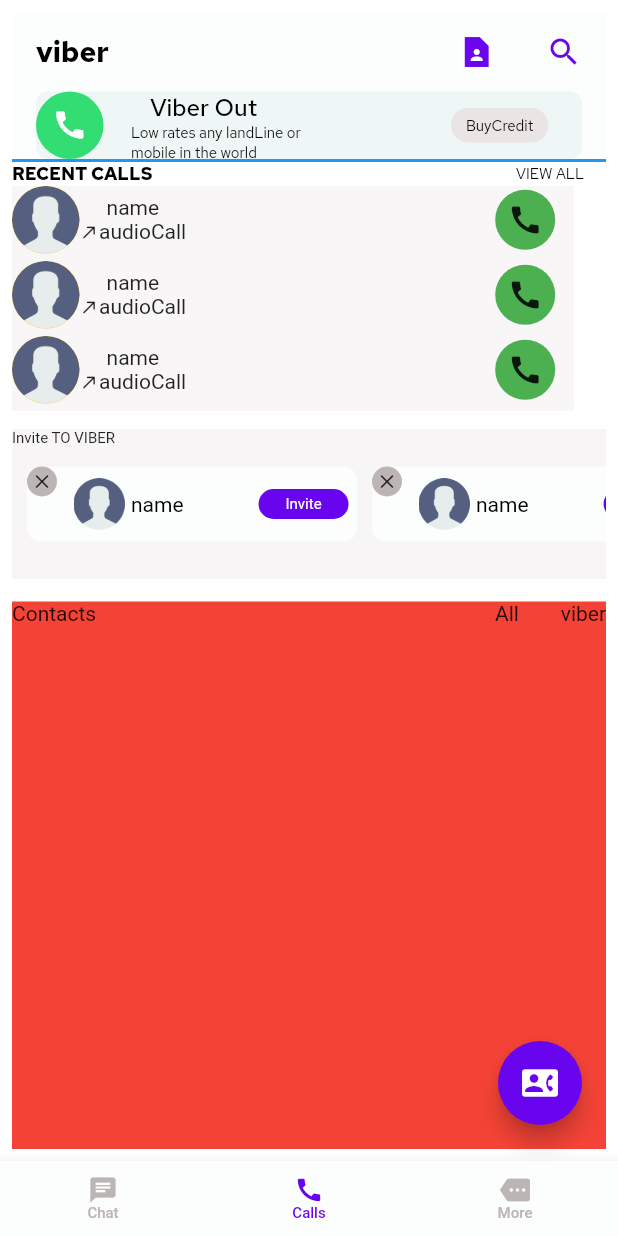
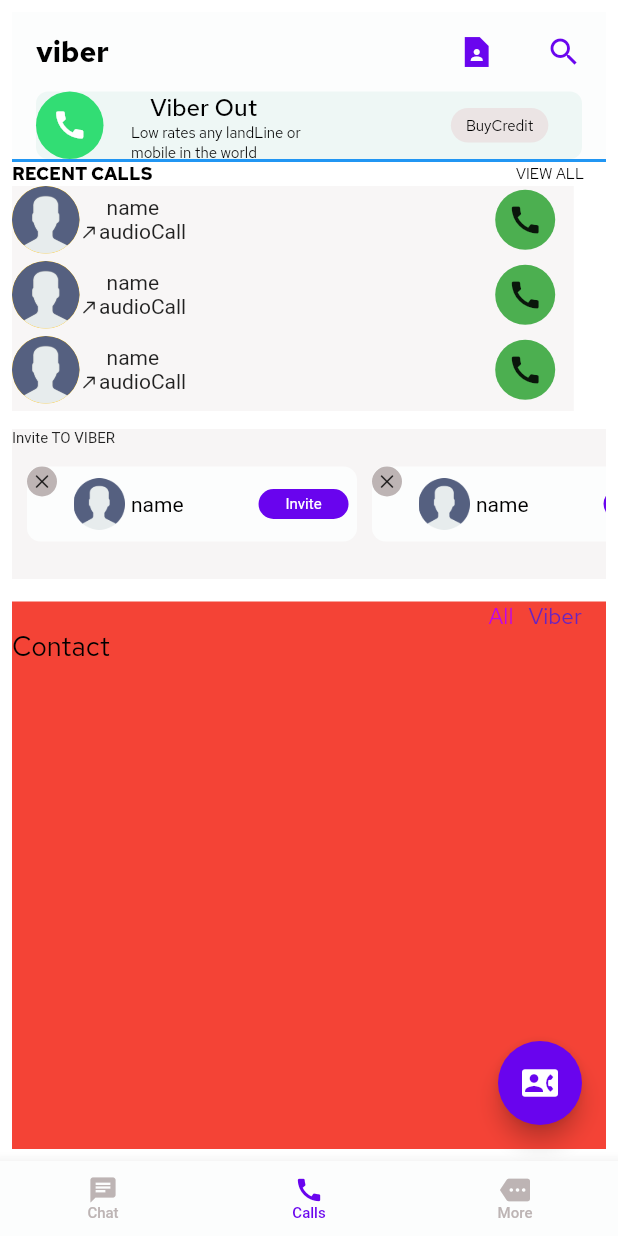
Before and after one commit to helenaAfshari/viber, a Flutter app: the screen it shows after launch, item 2 of the bottom bar chosen, on a phone screen of 412 x 824 dp. Run offline on Flutter 3.47's test engine with Material 2 defaults, Android fonts, the phone set to English and light mode, and no system bars; our stand-ins replace camera, get, google_fonts, hive, hive_flutter; accounts and stored records are empty.

Commit message:
change color text

```diff
--- a/lib/component/text_style.dart
+++ b/lib/component/text_style.dart
@@ -76,3 +76,25 @@ TextStyle viewAllStyle = GoogleFonts.redHatText(
     fontStyle: FontStyle.normal,
     color: colorIconViber,
 );
+
+
+TextStyle selectedItem = GoogleFonts.redHatText(
+    fontSize: 15,
+    fontWeight: FontWeight.normal,
+    fontStyle: FontStyle.normal,
+    color: colorSelectItem,
+);
+
+TextStyle unSelectedItem = GoogleFonts.redHatText(
+    fontSize: 15,
+    fontWeight: FontWeight.normal,
+    fontStyle: FontStyle.normal,
+    color: colorUnSelectItem,
+);
+
+TextStyle contactTextStyle = GoogleFonts.redHatText(
+    fontSize: 18,
+    fontWeight: FontWeight.normal,
+    fontStyle: FontStyle.normal,
+    color: colorIconViber,
+);
--- a/lib/constants/color_viber.dart
+++ b/lib/constants/color_viber.dart
@@ -26,3 +26,7 @@ Color colorBackgroundAppBar = Color.fromARGB(255, 252, 253, 253);
 Color colorBackgroundAppBarNested = Color.fromARGB(255, 238, 247, 245);
 Color colorAppBarNested = Color.fromARGB(255, 50, 221, 116);
 Color colorBuCredit = Color.fromARGB(255, 235, 228, 228);
+
+
+Color colorSelectItem =Color.fromARGB(255, 191, 4, 238);
+Color colorUnSelectItem =Color.fromARGB(255, 104, 35, 194);
--- a/lib/view/call_bottom_screen.dart
+++ b/lib/view/call_bottom_screen.dart
@@ -22,6 +22,7 @@ class CalsBottomScreen extends StatefulWidget {
 }
 
 class _CalsBottomScreenState extends State<CalsBottomScreen> {
+  RxInt selectedIndex = 0.obs;
   UserInboxListController userInboxListController =
       Get.put(UserInboxListController());
 
@@ -339,20 +340,53 @@ class _CalsBottomScreenState extends State<CalsBottomScreen> {
                         height: Get.height/2,
                         width: Get.width,
                         color: Colors.red,
-                        child: SingleChildScrollView(
-                          scrollDirection: Axis.vertical,
-                          child: Column(
-                            children: [
-                              Row(
-                                mainAxisAlignment: MainAxisAlignment.spaceBetween,
-                                 children: [
-                                      Text("Contacts"),
-                                           SizedBox(width: 210,),
-                                       Text("All"),
-                                        Text("viber"),
 
-                                 ],
-                              ),
+                         child:
+                         Row(
+
+                           children: [
+                            Padding(
+                              padding: const EdgeInsets.only(bottom: 351),
+                              child: Text("Contact",style: contactTextStyle,),
+                            ),
+                            SizedBox(width: Get.width/1.7,),
+                             Row(
+
+                              children: [
+
+                                  ListView.builder(
+                                  shrinkWrap: true,
+                                  itemCount: selectItem.length,
+                                  scrollDirection: Axis.horizontal,
+                                  itemBuilder: (context, index) =>
+                                      Obx(
+                                        () =>  GestureDetector(
+                                          onTap: () {
+                                            selectedIndex.value = index;
+
+                                          },
+                                          child:
+
+                                        Padding(
+                                          padding: const EdgeInsets.only(left: 10),
+                                          child: Text(selectItem[index],style:
+                                          index == selectedIndex.value?selectedItem:unSelectedItem,),
+                                        ),
+
+
+                                          ),
+
+                                      ),
+
+
+                                  )
+
+
+                              ],
+                             ),
+                           ],
+                         ),
+
                               // ListView.builder(
                               //   shrinkWrap: true,
                               // itemCount: 1,
@@ -360,16 +394,16 @@ class _CalsBottomScreenState extends State<CalsBottomScreen> {
                               //   itemBuilder: (context, index) {
                               //   return
                               // },)
-                            ],
 
-                          ),
-                        ),
+
+
+
 
                       )
                     ],
                   )
 
-                ],
+                ]
               ),
             ),
 
@@ -386,3 +420,4 @@ class _CalsBottomScreenState extends State<CalsBottomScreen> {
 
   }
 }
+List<String> selectItem =['All','Viber'];
```
Also changed, not shown: lib/component/selected.dart (added, +64 -0 lines).
